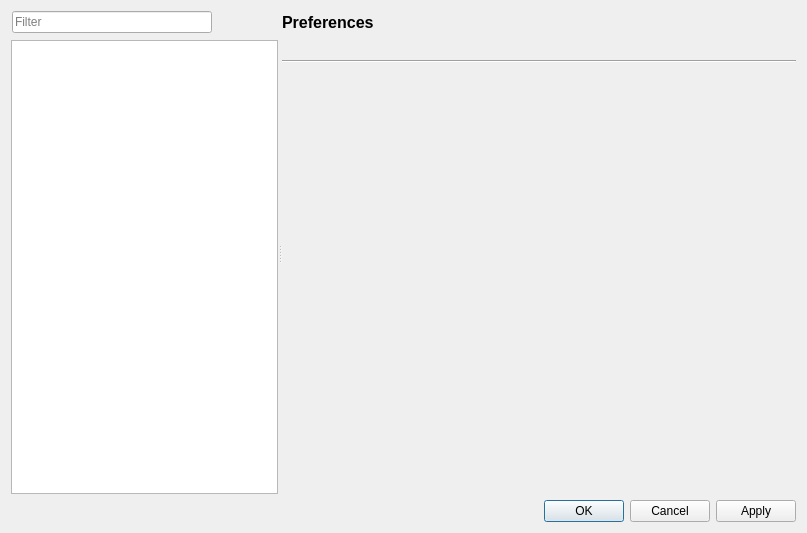
Before: the Qt Designer form scripts/Edit/AbstractPreferences.ui in qcad/qcad, drawn with Qt 5.
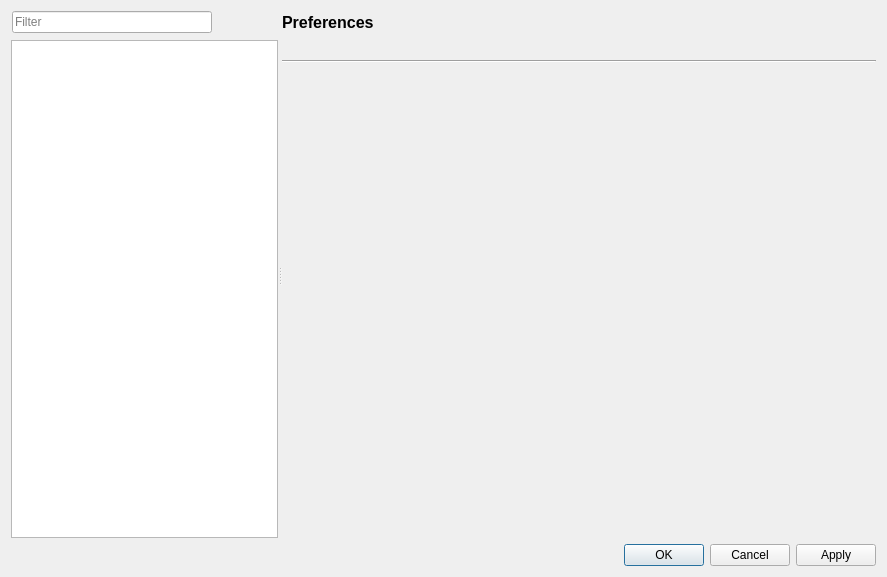
After: the same form once the commit is applied. Icons and pictures are not drawn.

Commit message: update dialog size

Patch:
```diff
--- a/scripts/Edit/AbstractPreferences.ui
+++ b/scripts/Edit/AbstractPreferences.ui
@@ -6,8 +6,8 @@
    <rect>
     <x>0</x>
     <y>0</y>
-    <width>807</width>
-    <height>533</height>
+    <width>887</width>
+    <height>577</height>
    </rect>
   </property>
   <property name="windowTitle">
@@ -89,12 +89,6 @@
        </item>
        <item>
         <widget class="QTreeWidget" name="Category">
-         <property name="sizePolicy">
-          <sizepolicy hsizetype="MinimumExpanding" vsizetype="Expanding">
-           <horstretch>0</horstretch>
-           <verstretch>0</verstretch>
-          </sizepolicy>
-         </property>
          <property name="minimumSize">
           <size>
            <width>200</width>
@@ -195,7 +189,7 @@
         <widget class="QStackedWidget" name="Page">
          <property name="minimumSize">
           <size>
-           <width>500</width>
+           <width>580</width>
            <height>0</height>
           </size>
          </property>
```
Left out of the diff: 6 changed lines with no effect on the pictures.
